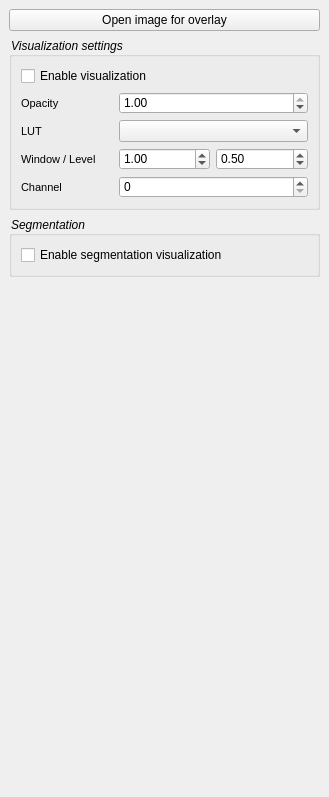
Before: the Qt Designer form ASAP/visualization/resources/VisualizationWorkstationExtensionPlugin.ui in computationalpathologygroup/ASAP, drawn with Qt 5.
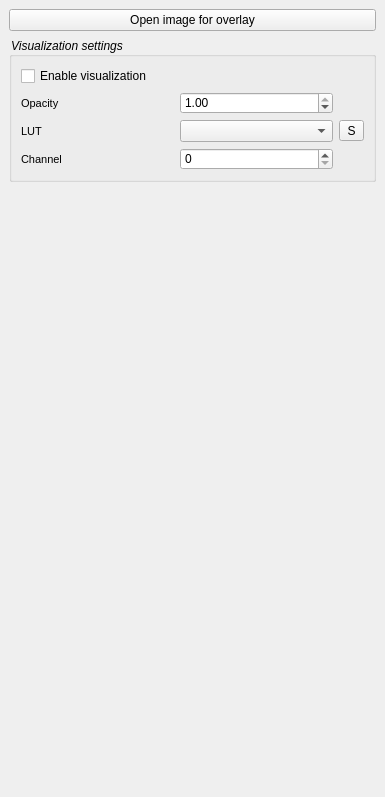
After: the same form once the commit is applied.

Commit message: First draft version of the new LUT editor

```diff
--- a/ASAP/visualization/resources/VisualizationWorkstationExtensionPlugin.ui
+++ b/ASAP/visualization/resources/VisualizationWorkstationExtensionPlugin.ui
@@ -6,7 +6,7 @@
    <rect>
     <x>0</x>
     <y>0</y>
-    <width>329</width>
+    <width>385</width>
     <height>797</height>
    </rect>
   </property>
@@ -45,8 +45,8 @@
     <rect>
      <x>0</x>
      <y>0</y>
-     <width>331</width>
-     <height>780</height>
+     <width>385</width>
+     <height>797</height>
     </rect>
    </property>
    <property name="sizePolicy">
@@ -90,77 +90,19 @@
        </item>
        <item>
         <layout class="QGridLayout" name="gridLayout">
-         <item row="0" column="1" colspan="2">
-          <widget class="QDoubleSpinBox" name="OpacitySpinBox">
-           <property name="maximum">
-            <double>1.000000000000000</double>
-           </property>
-           <property name="singleStep">
-            <double>0.100000000000000</double>
-           </property>
-           <property name="value">
-            <double>1.000000000000000</double>
-           </property>
-          </widget>
-         </item>
-         <item row="0" column="0">
-          <widget class="QLabel" name="OpacityLabel">
-           <property name="text">
-            <string>Opacity</string>
-           </property>
-          </widget>
-         </item>
          <item row="3" column="0">
-          <widget class="QLabel" name="WindowLevelLabel">
-           <property name="text">
-            <string>Window / Level</string>
-           </property>
-          </widget>
-         </item>
-         <item row="3" column="2">
-          <widget class="QDoubleSpinBox" name="LevelSpinBox">
-           <property name="decimals">
-            <number>2</number>
-           </property>
-           <property name="minimum">
-            <double>-4294967296.000000000000000</double>
-           </property>
-           <property name="maximum">
-            <double>4294967296.000000000000000</double>
-           </property>
-           <property name="singleStep">
-            <double>0.100000000000000</double>
-           </property>
-           <property name="value">
-            <double>0.500000000000000</double>
-           </property>
-          </widget>
-         </item>
-         <item row="3" column="1">
-          <widget class="QDoubleSpinBox" name="WindowSpinBox">
-           <property name="minimum">
-            <double>-4294967296.000000000000000</double>
-           </property>
-           <property name="maximum">
-            <double>4294967296.000000000000000</double>
-           </property>
-           <property name="singleStep">
-            <double>0.100000000000000</double>
-           </property>
-           <property name="value">
-            <double>1.000000000000000</double>
-           </property>
-          </widget>
-         </item>
-         <item row="5" column="0">
           <widget class="QLabel" name="ChannelLabel">
            <property name="text">
             <string>Channel</string>
            </property>
           </widget>
          </item>
-         <item row="5" column="1" colspan="2">
-          <widget class="QSpinBox" name="ChannelSpinBox"/>
+         <item row="0" column="0">
+          <widget class="QLabel" name="OpacityLabel">
+           <property name="text">
+            <string>Opacity</string>
+           </property>
+          </widget>
          </item>
          <item row="1" column="0">
           <widget class="QLabel" name="LUTLabel">
@@ -169,30 +111,43 @@
            </property>
           </widget>
          </item>
-         <item row="1" column="1" colspan="2">
+         <item row="0" column="1">
+          <widget class="QDoubleSpinBox" name="OpacitySpinBox">
+           <property name="maximum">
+            <double>1.000000000000000</double>
+           </property>
+           <property name="singleStep">
+            <double>0.100000000000000</double>
+           </property>
+           <property name="value">
+            <double>1.000000000000000</double>
+           </property>
+          </widget>
+         </item>
+         <item row="3" column="1">
+          <widget class="QSpinBox" name="ChannelSpinBox"/>
+         </item>
+         <item row="1" column="1">
           <widget class="QComboBox" name="LUTComboBox"/>
          </item>
+         <item row="1" column="2">
+          <widget class="QToolButton" name="LUTEditorButton">
+           <property name="minimumSize">
+            <size>
+             <width>25</width>
+             <height>0</height>
+            </size>
+           </property>
+           <property name="text">
+            <string>S</string>
+           </property>
+          </widget>
+         </item>
         </layout>
        </item>
       </layout>
      </widget>
     </item>
-    <item>
-     <widget class="QGroupBox" name="SegmentationGroupBox">
-      <property name="title">
-       <string>Segmentation</string>
-      </property>
-      <layout class="QVBoxLayout" name="verticalLayout_2">
-       <item>
-        <widget class="QCheckBox" name="SegmentationCheckBox">
-         <property name="text">
-          <string>Enable segmentation visualization</string>
-         </property>
-        </widget>
-       </item>
-      </layout>
-     </widget>
-    </item>
     <item>
      <spacer name="Spacer">
       <property name="orientation">
```
The commit also changes 9 other files.
